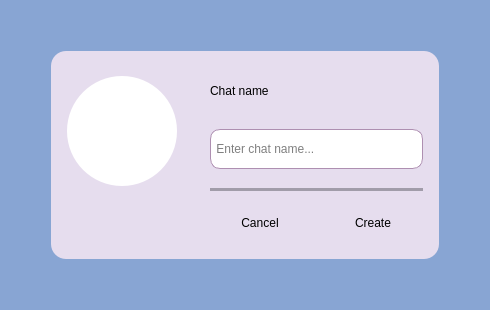
First picture: the form in messenger/createchat.ui, repository ita-social-projects/HTTP_Messenger_Client, before the edit.
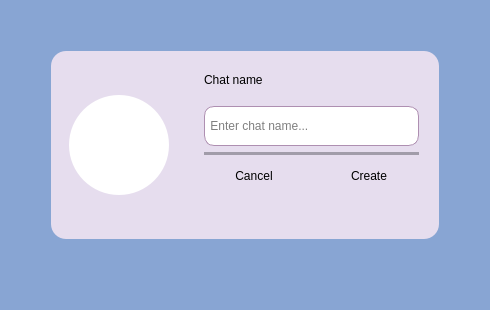
Second picture: the form after the edit. Icons and pictures are not drawn.

Commit message: NO JIRA. Updated CreateChat

```diff
--- a/messenger/createchat.ui
+++ b/messenger/createchat.ui
@@ -61,7 +61,7 @@
      </property>
     </spacer>
    </item>
-   <item row="3" column="1">
+   <item row="2" column="1">
     <spacer name="verticalSpacer_2">
      <property name="orientation">
       <enum>Qt::Vertical</enum>
@@ -72,6 +72,38 @@
      <property name="sizeHint" stdset="0">
       <size>
        <width>20</width>
+       <height>60</height>
+      </size>
+     </property>
+    </spacer>
+   </item>
+   <item row="1" column="2">
+    <spacer name="horizontalSpacer_11">
+     <property name="orientation">
+      <enum>Qt::Horizontal</enum>
+     </property>
+     <property name="sizeType">
+      <enum>QSizePolicy::Fixed</enum>
+     </property>
+     <property name="sizeHint" stdset="0">
+      <size>
+       <width>40</width>
+       <height>20</height>
+      </size>
+     </property>
+    </spacer>
+   </item>
+   <item row="0" column="1">
+    <spacer name="verticalSpacer">
+     <property name="orientation">
+      <enum>Qt::Vertical</enum>
+     </property>
+     <property name="sizeType">
+      <enum>QSizePolicy::Fixed</enum>
+     </property>
+     <property name="sizeHint" stdset="0">
+      <size>
+       <width>20</width>
        <height>40</height>
       </size>
      </property>
@@ -90,17 +122,7 @@
 border-radius: 15px;</string>
      </property>
      <layout class="QGridLayout" name="gridLayout">
-      <item row="4" column="2" colspan="2">
-       <widget class="Line" name="line">
-        <property name="styleSheet">
-         <string notr="true">background-color: rgb(161, 156, 169);</string>
-        </property>
-        <property name="orientation">
-         <enum>Qt::Horizontal</enum>
-        </property>
-       </widget>
-      </item>
-      <item row="2" column="2" colspan="2">
+      <item row="1" column="2">
        <widget class="QLabel" name="label">
         <property name="sizePolicy">
          <sizepolicy hsizetype="Preferred" vsizetype="Fixed">
@@ -125,8 +147,8 @@
         </property>
        </widget>
       </item>
-      <item row="9" column="2">
-       <widget class="QPushButton" name="pushButton_Cancel">
+      <item row="1" column="0" rowspan="5">
+       <widget class="QPushButton" name="pushButton_ChatImg">
         <property name="sizePolicy">
          <sizepolicy hsizetype="Fixed" vsizetype="Fixed">
           <horstretch>0</horstretch>
@@ -136,43 +158,17 @@
         <property name="minimumSize">
          <size>
           <width>100</width>
-          <height>30</height>
+          <height>100</height>
          </size>
         </property>
         <property name="styleSheet">
-         <string notr="true">QPushButton {
-font: 75 14pt &quot;MS Shell Dlg 2&quot;;
-color: black;
-border-radius: 10px;
-}
-QPushButton:hover { 
-background-color:rgb(200, 192, 207);
- }</string>
-        </property>
-        <property name="text">
-         <string>Cancel</string>
-        </property>
-       </widget>
-      </item>
-      <item row="2" column="0" rowspan="3">
-       <widget class="QLabel" name="label_UserImg">
-        <property name="sizePolicy">
-         <sizepolicy hsizetype="Fixed" vsizetype="Fixed">
-          <horstretch>0</horstretch>
-          <verstretch>0</verstretch>
-         </sizepolicy>
-        </property>
-        <property name="minimumSize">
-         <size>
-          <width>110</width>
-          <height>110</height>
-         </size>
-        </property>
-        <property name="styleSheet">
-         <string notr="true">QLabel{
+         <string notr="true">QPushButton{
 background-color: rgb(255,255,255);
-border-radius: 55px;
-}</string>
+border-radius: 50px;
+}
+QPushButton:hover {
+     background-color:rgb(200, 192, 207);
+ }</string>
         </property>
         <property name="text">
          <string/>
@@ -180,57 +176,15 @@
         <property name="pixmap">
          <pixmap resource="resources.qrc">:/icons/icons/photo.ico</pixmap>
         </property>
-        <property name="alignment">
-         <set>Qt::AlignCenter</set>
-        </property>
-       </widget>
-      </item>
-      <item row="9" column="3">
-       <widget class="QPushButton" name="pushButton_Create">
-        <property name="sizePolicy">
-         <sizepolicy hsizetype="Fixed" vsizetype="Fixed">
-          <horstretch>0</horstretch>
-          <verstretch>0</verstretch>
-         </sizepolicy>
-        </property>
-        <property name="minimumSize">
+        <property name="iconSize">
          <size>
           <width>100</width>
-          <height>30</height>
+          <height>100</height>
          </size>
         </property>
-        <property name="styleSheet">
-         <string notr="true">QPushButton {
-font: 75 14pt &quot;MS Shell Dlg 2&quot;;
-color: black;
-border-radius: 10px;
-}
-QPushButton:hover { 
-background-color:rgb(200, 192, 207);
- }</string>
-        </property>
-        <property name="text">
-         <string>Create</string>
-        </property>
        </widget>
       </item>
-      <item row="2" column="1">
-       <spacer name="horizontalSpacer">
-        <property name="orientation">
-         <enum>Qt::Horizontal</enum>
-        </property>
-        <property name="sizeType">
-         <enum>QSizePolicy::Fixed</enum>
-        </property>
-        <property name="sizeHint" stdset="0">
-         <size>
-          <width>20</width>
-          <height>20</height>
-         </size>
-        </property>
-       </spacer>
-      </item>
-      <item row="3" column="2" colspan="2">
+      <item row="2" column="2" colspan="2">
        <widget class="QLineEdit" name="lineEdit_ChatName">
         <property name="sizePolicy">
          <sizepolicy hsizetype="Expanding" vsizetype="Fixed">
@@ -257,6 +211,90 @@
         </property>
        </widget>
       </item>
+      <item row="3" column="2" colspan="2">
+       <widget class="Line" name="line">
+        <property name="styleSheet">
+         <string notr="true">background-color: rgb(161, 156, 169);</string>
+        </property>
+        <property name="orientation">
+         <enum>Qt::Horizontal</enum>
+        </property>
+       </widget>
+      </item>
+      <item row="2" column="1">
+       <spacer name="horizontalSpacer">
+        <property name="orientation">
+         <enum>Qt::Horizontal</enum>
+        </property>
+        <property name="sizeType">
+         <enum>QSizePolicy::Fixed</enum>
+        </property>
+        <property name="sizeHint" stdset="0">
+         <size>
+          <width>20</width>
+          <height>20</height>
+         </size>
+        </property>
+       </spacer>
+      </item>
+      <item row="4" column="2">
+       <widget class="QPushButton" name="pushButton_Cancel">
+        <property name="sizePolicy">
+         <sizepolicy hsizetype="Fixed" vsizetype="Fixed">
+          <horstretch>0</horstretch>
+          <verstretch>0</verstretch>
+         </sizepolicy>
+        </property>
+        <property name="minimumSize">
+         <size>
+          <width>100</width>
+          <height>30</height>
+         </size>
+        </property>
+        <property name="styleSheet">
+         <string notr="true">QPushButton {
+font: 75 14pt &quot;MS Shell Dlg 2&quot;;
+color: black;
+border-radius: 10px;
+}
+QPushButton:hover { 
+background-color:rgb(200, 192, 207);
+ }</string>
+        </property>
+        <property name="text">
+         <string>Cancel</string>
+        </property>
+       </widget>
+      </item>
+      <item row="4" column="3">
+       <widget class="QPushButton" name="pushButton_Create">
+        <property name="sizePolicy">
+         <sizepolicy hsizetype="Fixed" vsizetype="Fixed">
+          <horstretch>0</horstretch>
+          <verstretch>0</verstretch>
+         </sizepolicy>
+        </property>
+        <property name="minimumSize">
+         <size>
+          <width>100</width>
+          <height>30</height>
+         </size>
+        </property>
+        <property name="styleSheet">
+         <string notr="true">QPushButton {
+font: 75 14pt &quot;MS Shell Dlg 2&quot;;
+color: black;
+border-radius: 10px;
+}
+QPushButton:hover { 
+background-color:rgb(200, 192, 207);
+ }</string>
+        </property>
+        <property name="text">
+         <string>Create</string>
+        </property>
+       </widget>
+      </item>
      </layout>
     </widget>
    </item>
```
Left out of the diff: 37 changed lines with no effect on the pictures. The commit also changes 4 other files.
